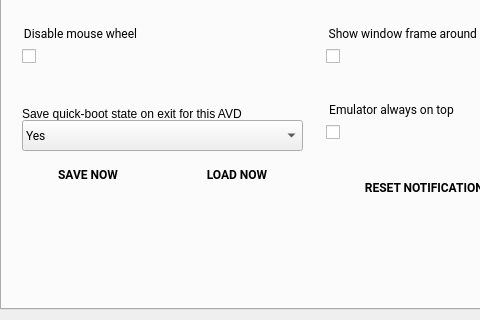
This is android/android-emu/android/skin/qt/extended-pages/settings-page.ui in aosp-mirror/platform_external_qemu as Qt 5 draws it before an edit; both pictures show x 0 to 480 and y 260 to 580 of the 622 by 580 pixel window. The edited form follows.
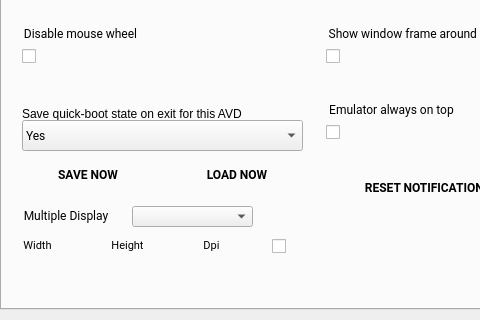
This is the edited form. Icons and pictures are not drawn. Custom widgets are drawn as their Qt base class.

What changed in the file:
```diff
--- a/android/android-emu/android/skin/qt/extended-pages/settings-page.ui
+++ b/android/android-emu/android/skin/qt/extended-pages/settings-page.ui
@@ -757,6 +757,199 @@
       </property>
      </item>
     </widget>
+    <widget class="QGroupBox" name="set_multiDisplayTitle">
+     <property name="geometry">
+      <rect>
+       <x>20</x>
+       <y>420</y>
+       <width>131</width>
+       <height>21</height>
+      </rect>
+     </property>
+     <property name="font">
+      <font>
+       <family>Roboto</family>
+      </font>
+     </property>
+     <property name="styleSheet">
+      <string notr="true">border: 0px;</string>
+     </property>
+     <property name="title">
+      <string>Multiple Display</string>
+     </property>
+     <property name="ColorGroup" stdset="0">
+      <string>Title</string>
+     </property>
+    </widget>
+    <widget class="QGroupBox" name="set_multiDisplayWidthTitle">
+     <property name="geometry">
+      <rect>
+       <x>20</x>
+       <y>450</y>
+       <width>41</width>
+       <height>21</height>
+      </rect>
+     </property>
+     <property name="font">
+      <font>
+       <family>Roboto</family>
+       <pointsize>8</pointsize>
+      </font>
+     </property>
+     <property name="styleSheet">
+      <string notr="true">border: 0px;</string>
+     </property>
+     <property name="title">
+      <string>Width</string>
+     </property>
+     <property name="ColorGroup" stdset="0">
+      <string>Title</string>
+     </property>
+    </widget>
+    <widget class="QGroupBox" name="set_multiDisplayHeightTitle">
+     <property name="geometry">
+      <rect>
+       <x>108</x>
+       <y>450</y>
+       <width>41</width>
+       <height>21</height>
+      </rect>
+     </property>
+     <property name="font">
+      <font>
+       <family>Roboto</family>
+       <pointsize>8</pointsize>
+      </font>
+     </property>
+     <property name="styleSheet">
+      <string notr="true">border: 0px;</string>
+     </property>
+     <property name="title">
+      <string>Height</string>
+     </property>
+     <property name="ColorGroup" stdset="0">
+      <string>Title</string>
+     </property>
+    </widget>
+    <widget class="QGroupBox" name="set_multiDisplayDpiTitle">
+     <property name="geometry">
+      <rect>
+       <x>200</x>
+       <y>450</y>
+       <width>31</width>
+       <height>21</height>
+      </rect>
+     </property>
+     <property name="font">
+      <font>
+       <family>Roboto</family>
+       <pointsize>8</pointsize>
+      </font>
+     </property>
+     <property name="styleSheet">
+      <string notr="true">border: 0px;</string>
+     </property>
+     <property name="title">
+      <string>Dpi</string>
+     </property>
+     <property name="ColorGroup" stdset="0">
+      <string>Title</string>
+     </property>
+    </widget>
+    <widget class="QCheckBox" name="set_multiDisplay">
+     <property name="geometry">
+      <rect>
+       <x>270</x>
+       <y>450</y>
+       <width>41</width>
+       <height>21</height>
+      </rect>
+     </property>
+     <property name="accessibleDescription">
+      <string>Enable multiDisplay</string>
+     </property>
+     <property name="iconSize">
+      <size>
+       <width>24</width>
+       <height>24</height>
+      </size>
+     </property>
+     <property name="checked">
+      <bool>false</bool>
+     </property>
+     <property name="ColorGroup" stdset="0">
+      <string>Toggle</string>
+     </property>
+     <property name="report_metrics" stdset="0">
+      <bool>false</bool>
+     </property>
+    </widget>
+    <widget class="AngleInputWidget" name="set_multiDisplayWidth" native="true">
+     <property name="geometry">
+      <rect>
+       <x>55</x>
+       <y>450</y>
+       <width>51</width>
+       <height>21</height>
+      </rect>
+     </property>
+     <property name="report_metrics" stdset="0">
+      <bool>false</bool>
+     </property>
+    </widget>
+    <widget class="AngleInputWidget" name="set_multiDisplayHeight" native="true">
+     <property name="geometry">
+      <rect>
+       <x>148</x>
+       <y>450</y>
+       <width>51</width>
+       <height>21</height>
+      </rect>
+     </property>
+     <property name="report_metrics" stdset="0">
+      <bool>false</bool>
+     </property>
+    </widget>
+    <widget class="AngleInputWidget" name="set_multiDisplayDpi" native="true">
+     <property name="geometry">
+      <rect>
+       <x>220</x>
+       <y>450</y>
+       <width>41</width>
+       <height>21</height>
+      </rect>
+     </property>
+     <property name="report_metrics" stdset="0">
+      <bool>false</bool>
+     </property>
+    </widget>
+    <widget class="QComboBox" name="set_multiDisplayPickBox">
+     <property name="geometry">
+      <rect>
+       <x>130</x>
+       <y>420</y>
+       <width>121</width>
+       <height>21</height>
+      </rect>
+     </property>
+     <property name="font">
+      <font>
+       <family>Roboto</family>
+      </font>
+     </property>
+     <property name="styleSheet">
+      <string notr="true">padding: 3px 3px 3px 3px;</string>
+     </property>
+     <property name="currentIndex">
+      <number>-1</number>
+     </property>
+     <property name="maxVisibleItems">
+      <number>10</number>
+     </property>
+     <property name="report_metrics" stdset="0">
+      <bool>false</bool>
+     </property>
+    </widget>
    </widget>
    <widget class="QWidget" name="tab_2">
     <attribute name="title">
@@ -1324,6 +1517,12 @@
    <extends>QPushButton</extends>
    <header>android/skin/qt/raised-material-button.h</header>
   </customwidget>
+  <customwidget>
+   <class>AngleInputWidget</class>
+   <extends>QWidget</extends>
+   <header>android/skin/qt/angle-input-widget.h</header>
+   <container>1</container>
+  </customwidget>
  </customwidgets>
  <tabstops>
   <tabstop>set_tabs</tabstop>
```
Left out of the diff: 4 changed lines with no effect on the pictures.
